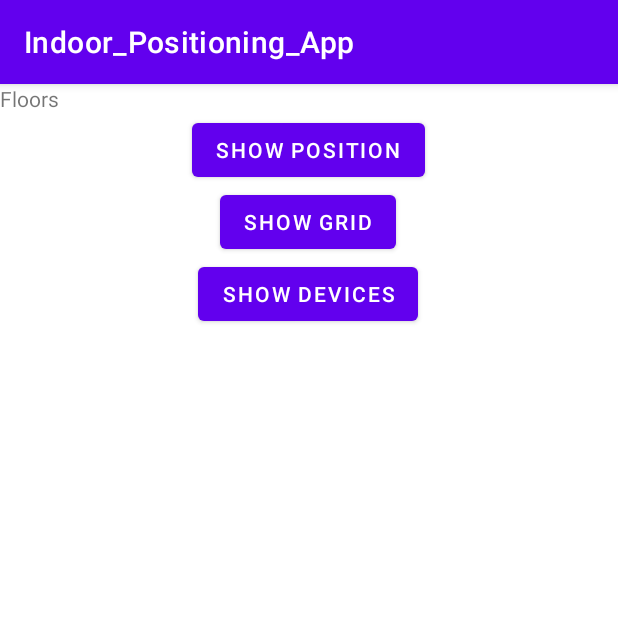
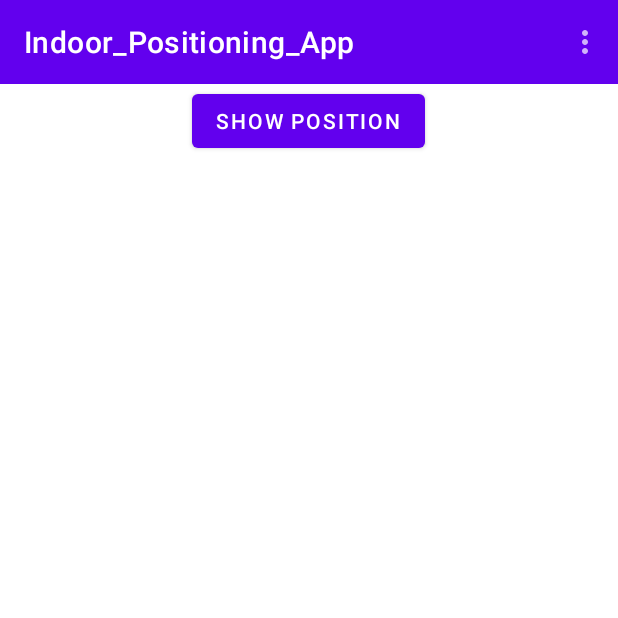
Before and after one commit to JCUKI/Shelly-Christmas-Challenge, an Android app: the screen it shows after launch (MainActivity), on a phone screen of 412 x 824 dp, the top half of it. Run offline under Robolectric (Android 15) with nearby library versions, the phone set to English and light mode, and no system bars; libraries missing offline, so code that uses them is left out: com.j256.ormlite, info.mqtt.android, mil.nga.geopackage, mil.nga.sf, org.eclipse.paho; plain views replace TouchImageView; 15 statements that could not run were skipped.

Commit message:
+Add toolbar with menu

```diff
--- a/Indoor_positioning_app/app/src/main/java/com/example/indoor_positioning_app/MainActivity.java
+++ b/Indoor_positioning_app/app/src/main/java/com/example/indoor_positioning_app/MainActivity.java
@@ -4,7 +4,9 @@ import static com.example.indoor_positioning_app.BeaconScanner.REQUEST_ENABLE_BT
 
 import static java.lang.Thread.sleep;
 
+import androidx.annotation.NonNull;
 import androidx.appcompat.app.AppCompatActivity;
+import androidx.appcompat.widget.Toolbar;
 import androidx.recyclerview.widget.LinearLayoutManager;
 import androidx.recyclerview.widget.RecyclerView;
 
@@ -13,6 +15,8 @@ import android.graphics.Bitmap;
 import android.graphics.Color;
 import android.os.Bundle;
 import android.os.Handler;
+import android.view.Menu;
+import android.view.MenuItem;
 import android.view.View;
 import android.widget.Button;
 import android.widget.ImageView;
@@ -37,6 +41,7 @@ public class MainActivity extends AppCompatActivity implements RecyclerViewInter
     private FloorImageHandler _floorImageHandler = null;
     private Algorithms _algorithms;
 
+    private int _numberOfFloors = 0;
     @Override
     protected void onCreate(Bundle savedInstanceState) {
         super.onCreate(savedInstanceState);
@@ -44,9 +49,13 @@ public class MainActivity extends AppCompatActivity implements RecyclerViewInter
 
         _floorImageView = (ImageView) findViewById(R.id.currentImage);
 
+        Toolbar toolbar = findViewById(R.id.toolBar);
+        setSupportActionBar(toolbar);
+        //getSupportActionBar().setDisplayShowTitleEnabled(false);
+
         _beaconScanner = new BeaconScanner(getApplicationContext(), this);
 
-        SetBluetoothScanListener();
+//        SetBluetoothScanListener();
 
         _mqttHelper = new MQTTHelper(getApplicationContext());
         _mqttHelper.MQTTSubscribe();
@@ -67,9 +76,29 @@ public class MainActivity extends AppCompatActivity implements RecyclerViewInter
         _algorithms.gridResolution = _floorImageHandler.GridResolution();
         _mqttHelper.algorithmsObject = _algorithms;
 
-        InitializeFloorsRecycleView(_floorPlans.size());
-        SetOnClickListenerToGridButton();
-        SetOnClickListenerToShowDevicesButton();
+
+        _numberOfFloors = _floorPlans.size();
+    }
+
+    @Override
+    public boolean onCreateOptionsMenu(Menu menu) {
+        getMenuInflater().inflate(R.menu.toolbar_menu, menu);
+        return true;
+    }
+
+    @Override
+    public boolean onOptionsItemSelected(@NonNull MenuItem item) {
+
+        if(item.getItemId() == R.id.showDevicesButton)
+        {
+            ShowDevices(item);
+        }
+        else if (item.getItemId() == R.id.showGridButton)
+        {
+            ShowGrid(item);
+        }
+
+        return true;
     }
 
     private void SetBluetoothScanListener() {
@@ -116,17 +145,6 @@ public class MainActivity extends AppCompatActivity implements RecyclerViewInter
         });
     }
 
-    private void InitializeFloorsRecycleView(int numberOfFloors) {
-        RecyclerView floorsRecyclerView = (RecyclerView) findViewById(R.id.rvFloors);
-        ArrayList<Floor> _floorItems = Floor.createFloorList(numberOfFloors);
-        // Create adapter passing in the sample user data
-        FloorAdapter adapter = new FloorAdapter(_floorItems, this);
-        // Attach the adapter to the recyclerview to populate items
-        floorsRecyclerView.setAdapter(adapter);
-        // Set layout manager to position the items
-        floorsRecyclerView.setLayoutManager(new LinearLayoutManager(this));
-    }
-
     private void ShowImageAtPosition(int position, boolean isGrided, boolean showDevices) {
         if(isGrided)
         {
@@ -158,43 +176,33 @@ public class MainActivity extends AppCompatActivity implements RecyclerViewInter
         }
     }
 
-    private void SetOnClickListenerToGridButton()
+    private void ShowGrid(MenuItem item)
     {
-        Button button = (Button) findViewById(R.id.showGridButton);
-        button.setOnClickListener(new View.OnClickListener() {
-            @Override
-            public void onClick(View v) {
         if(!_isGrided)
         {
-                    button.setText("Hide grid");
+            item.setTitle("Hide grid");
             _isGrided = true;
         }
         else{
-                    button.setText("Show grid");
+            item.setTitle("Show grid");
             _isGrided = false;
         }
+        item.setChecked(_isGrided);
         ShowImageAtPosition(_currentImageIndex, _isGrided, _showDevices);
     }
-        });
-    }
 
-    private void SetOnClickListenerToShowDevicesButton()
+    private void ShowDevices(MenuItem item)
     {
-        Button button = (Button) findViewById(R.id.showDevicesButton);
-        button.setOnClickListener(new View.OnClickListener() {
-            @Override
-            public void onClick(View v) {
         if(!_showDevices)
         {
-                    button.setText("Hide devices");
+            item.setTitle("Hide devices");
             _showDevices = true;
         }
         else{
-                    button.setText("Show devices");
+            item.setTitle("Show devices");
             _showDevices = false;
         }
+        item.setChecked(_showDevices);
         ShowImageAtPosition(_currentImageIndex, _isGrided, _showDevices);
     }
-        });
 }
-}
--- a/Indoor_positioning_app/app/src/main/res/layout/activity_main.xml
+++ b/Indoor_positioning_app/app/src/main/res/layout/activity_main.xml
@@ -1,45 +1,25 @@
 <?xml version="1.0" encoding="utf-8"?>
-<androidx.constraintlayout.widget.ConstraintLayout xmlns:android="http://schemas.android.com/apk/res/android"
+<LinearLayout xmlns:android="http://schemas.android.com/apk/res/android"
     xmlns:app="http://schemas.android.com/apk/res-auto"
     xmlns:tools="http://schemas.android.com/tools"
     android:layout_width="match_parent"
     android:layout_height="match_parent"
+    android:orientation="vertical"
     tools:context=".MainActivity">
 
-    <TableLayout
+    <include
+        android:id="@+id/toolBar"
+        layout="@layout/toolbar_layout"/>
+
+    <LinearLayout
+        android:id="@+id/imageLayout"
         android:layout_width="match_parent"
-        android:layout_height="match_parent">
-        <TableRow
-            android:layout_width="match_parent"
-            android:layout_height="match_parent">
-        <TextView
-            android:text="Floors"/>
-        </TableRow>
-        <TableRow>
-
-            <androidx.recyclerview.widget.RecyclerView
-                android:id="@+id/rvFloors"
-                android:layout_height="wrap_content"
-                app:layout_constraintBottom_toBottomOf="parent"
-                app:layout_constraintEnd_toEndOf="parent"
-                app:layout_constraintStart_toStartOf="parent"
-                app:layout_constraintTop_toTopOf="parent" />
-        </TableRow>
-        <TableRow
-            android:layout_width="match_parent"
-            android:layout_height="match_parent">
-
+        android:layout_height="match_parent"
+        android:orientation="vertical">
         <com.ortiz.touchview.TouchImageView
             android:id="@+id/currentImage"
             android:layout_width="match_parent"
-                android:layout_height="match_parent" />
-        </TableRow>
-
-        <TableRow
-            android:layout_width="wrap_content"
-            android:layout_height="wrap_content"
-            android:layout_gravity="center"
-            android:gravity="center_horizontal|center_vertical">
+            android:layout_height="wrap_content" />
         <Button
             android:layout_width="wrap_content"
             android:layout_height="wrap_content"
@@ -47,32 +27,5 @@
             android:text="Show position"
             android:id="@+id/startButton"
             ></Button>
-        </TableRow>
-        <TableRow
-            android:layout_width="wrap_content"
-            android:layout_height="wrap_content"
-            android:layout_gravity="center"
-            android:gravity="center_horizontal|center_vertical">
-            <Button
-                android:layout_width="wrap_content"
-                android:layout_height="wrap_content"
-                android:layout_gravity="center|center_horizontal"
-                android:text="Show grid"
-                android:id="@+id/showGridButton"
-                ></Button>
-        </TableRow>
-        <TableRow
-            android:layout_width="wrap_content"
-            android:layout_height="wrap_content"
-            android:layout_gravity="center"
-            android:gravity="center_horizontal|center_vertical">
-            <Button
-                android:layout_width="wrap_content"
-                android:layout_height="wrap_content"
-                android:layout_gravity="center|center_horizontal"
-                android:text="Show devices"
-                android:id="@+id/showDevicesButton"
-                ></Button>
-        </TableRow>
-    </TableLayout>
-</androidx.constraintlayout.widget.ConstraintLayout>
+    </LinearLayout>
+</LinearLayout>
--- a/Indoor_positioning_app/app/src/main/res/layout/toolbar_layout.xml
+++ b/Indoor_positioning_app/app/src/main/res/layout/toolbar_layout.xml
@@ -1,7 +1,20 @@
 <?xml version="1.0" encoding="utf-8"?>
-<LinearLayout xmlns:android="http://schemas.android.com/apk/res/android"
-             android:orientation="vertical"
-             android:layout_width="match_parent"
-             android:layout_height="match_parent">
+<androidx.appcompat.widget.Toolbar xmlns:android="http://schemas.android.com/apk/res/android"
+    xmlns:app="http://schemas.android.com/apk/res-auto"
+    android:id="@+id/toolbar"
+    android:layout_width="match_parent"
+    android:layout_height="wrap_content"
+    android:background="?attr/colorPrimary"
+    android:minHeight="?attr/actionBarSize"
+    android:theme="@style/ThemeOverlay.AppCompat.Dark"
+    app:popupTheme="@style/ThemeOverlay.AppCompat.Light">
 
-</LinearLayout>
+
+    <androidx.recyclerview.widget.RecyclerView
+        android:id="@+id/rvFloors"
+        android:layout_height="wrap_content"
+        app:layout_constraintBottom_toBottomOf="parent"
+        app:layout_constraintEnd_toEndOf="parent"
+        app:layout_constraintStart_toStartOf="parent"
+        app:layout_constraintTop_toTopOf="parent"  android:layout_width="wrap_content"/>
+</androidx.appcompat.widget.Toolbar>
--- a/Indoor_positioning_app/app/src/main/res/menu/toolbar_menu.xml
+++ b/Indoor_positioning_app/app/src/main/res/menu/toolbar_menu.xml
@@ -1,4 +1,10 @@
 <?xml version="1.0" encoding="utf-8"?>
 <menu xmlns:android="http://schemas.android.com/apk/res/android">
 
+    <item
+        android:id="@+id/showDevicesButton"
+        android:title="Show devices" />
+    <item
+        android:id="@+id/showGridButton"
+        android:title="Show grid" />
 </menu>
--- a/Indoor_positioning_app/app/src/main/res/values-night/themes.xml
+++ b/Indoor_positioning_app/app/src/main/res/values-night/themes.xml
@@ -1,6 +1,6 @@
 <resources xmlns:tools="http://schemas.android.com/tools">
     <!-- Base application theme. -->
-    <style name="Theme.Indoor_Positioning_App" parent="Theme.MaterialComponents.DayNight.DarkActionBar">
+    <style name="Theme.Indoor_Positioning_App" parent="Theme.MaterialComponents.DayNight.NoActionBar">
         <!-- Primary brand color. -->
         <item name="colorPrimary">@color/purple_200</item>
         <item name="colorPrimaryVariant">@color/purple_700</item>
--- a/Indoor_positioning_app/app/src/main/res/values/themes.xml
+++ b/Indoor_positioning_app/app/src/main/res/values/themes.xml
@@ -1,6 +1,6 @@
 <resources xmlns:tools="http://schemas.android.com/tools">
     <!-- Base application theme. -->
-    <style name="Theme.Indoor_Positioning_App" parent="Theme.MaterialComponents.DayNight.DarkActionBar">
+    <style name="Theme.Indoor_Positioning_App" parent="Theme.MaterialComponents.DayNight.NoActionBar">
         <!-- Primary brand color. -->
         <item name="colorPrimary">@color/purple_500</item>
         <item name="colorPrimaryVariant">@color/purple_700</item>
```
Lines whose indentation alone changed are shown as unchanged.
